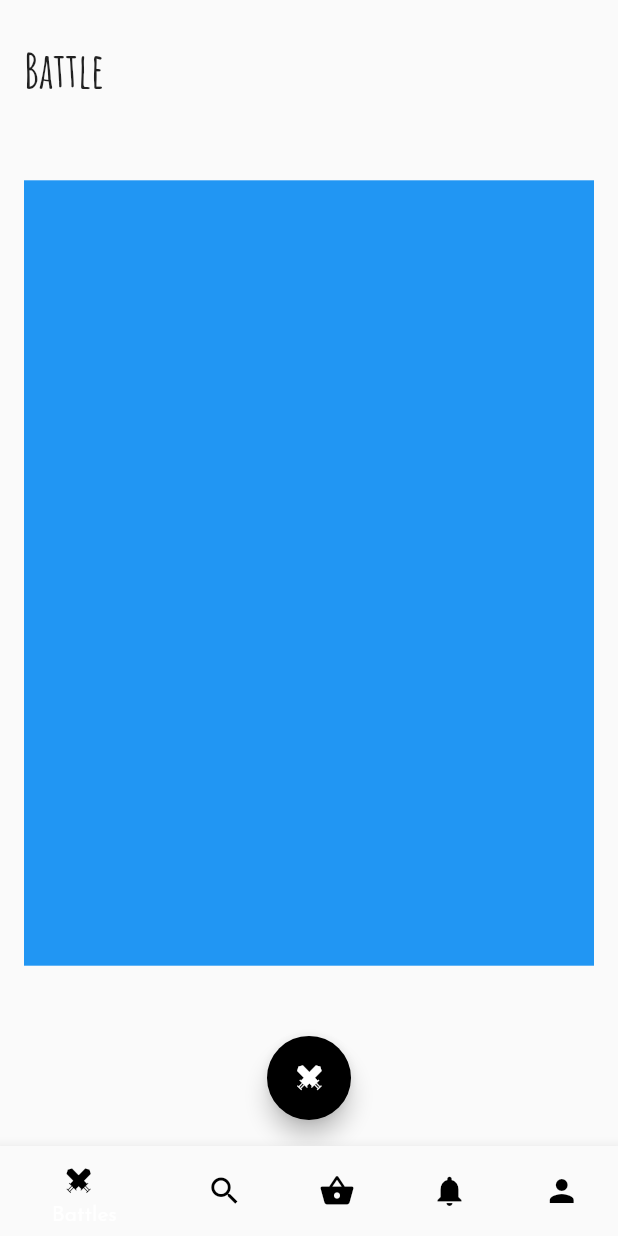
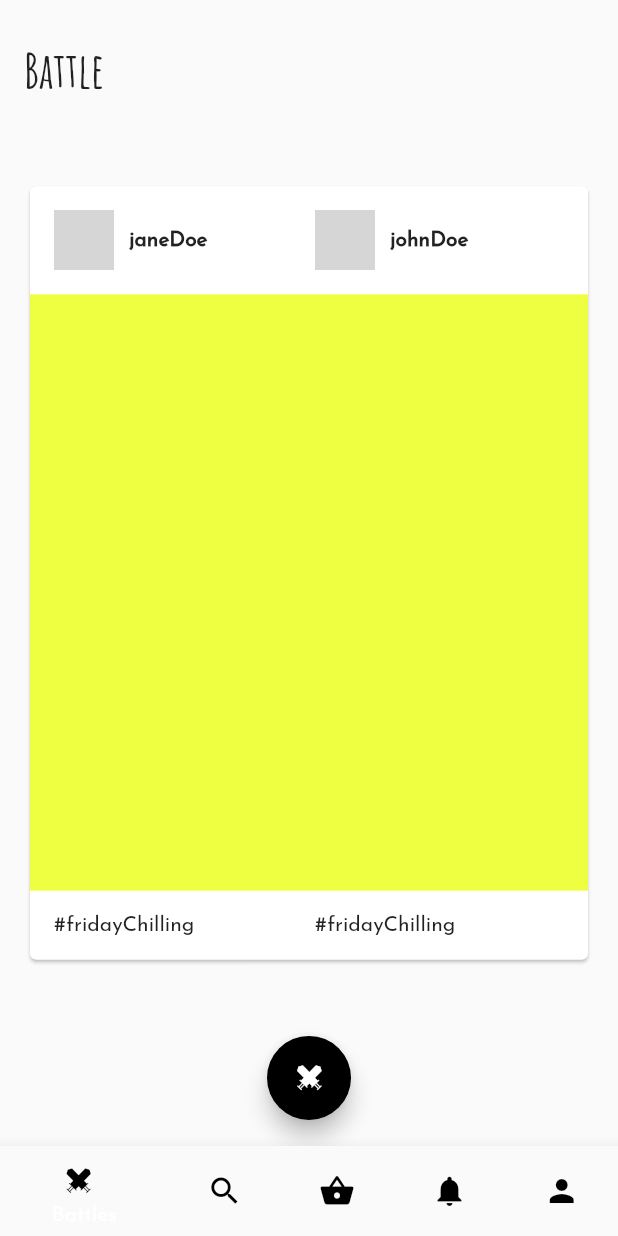
Before and after one commit to partnercloudsupport/outfit-battle-flutter, a Flutter app: the screen it shows after launch, on a phone screen of 412 x 824 dp. Run offline on Flutter 3.47's test engine with Material 2 defaults, Android fonts, the phone set to English and light mode, and no system bars; our stand-ins replace rxdart; network calls fail; grey boxes are pictures that could not be loaded.

Commit message:
change buildBattleBox widget from Container to Card widget

```diff
--- a/lib/src/ui/tabs/battles_tab.dart
+++ b/lib/src/ui/tabs/battles_tab.dart
@@ -56,10 +56,110 @@ class BattlesTab extends StatelessWidget {
   Expanded buildBattleBox() {
     return Expanded(
       flex: 14,
-      child: Container(
-        color: Colors.blue,
+      child: Card(
+        child: Column(
+              mainAxisAlignment: MainAxisAlignment.start,
+              mainAxisSize: MainAxisSize.min,
+              crossAxisAlignment: CrossAxisAlignment.stretch,
+              children: <Widget>[
+                buildUserIdentities(),
+                buildBattlePreviewLayout(),
+                buildHashtagsLayout(),
+              ],
+            ),
       ),
     );
+  }
+
+  Padding buildHashtagsLayout() {
+    return Padding(
+      padding: const EdgeInsets.fromLTRB(16.0, 16.0, 8.0, 16.0),
+      child: Row(
+        children: <Widget>[
+          Expanded(
+            flex: 1,
+            child:
+              Text("#fridayChilling"),
+              ),
+          Expanded(
+            flex: 1,
+            child:
+              Text("#fridayChilling"),
+              ),
+      ],
+    ),
+    );
+  }
+
+  Expanded buildBattlePreviewLayout() {
+    return Expanded(
+                flex: 1,
+                child: Center(
+                  child: (
+                    Container(color: Colors.limeAccent,)
+                  ),
+                ),
+              );
+  }
+
+  Padding buildUserIdentities() {
+    return Padding(
+                padding: const EdgeInsets.fromLTRB(16.0, 16.0, 8.0, 16.0),
+                child: Row(
+                  children: <Widget>[
+  new Expanded(
+    flex: 1,
+    child:
+                          Row(
+                          children: <Widget>[
+                            new Container(
+                              height: 40.0,
+                              width: 40.0,
+                              decoration: new BoxDecoration(
+                                shape: BoxShape.circle,
+                                image: new DecorationImage(
+                                    fit: BoxFit.fill,
+                                    image: new NetworkImage(
+                                        "https://pbs.twimg.com/profile_images/916384996092448768/PF1TSFOE_400x400.jpg")),
+                              ),
+                            ),
+                            new SizedBox(
+                              width: 10.0,
+                            ),
+                            new Text(
+                              "janeDoe",
+                              style: TextStyle(fontWeight: FontWeight.bold),
+                            ),
+                          ],
+                        ),),
+                         new Expanded(
+    flex: 1,
+    child:
+                          Row(
+                          children: <Widget>[
+                            new Container(
+                              height: 40.0,
+                              width: 40.0,
+                              decoration: new BoxDecoration(
+                                shape: BoxShape.circle,
+                                image: new DecorationImage(
+                                    fit: BoxFit.fill,
+                                    image: new NetworkImage(
+                                        "https://pbs.twimg.com/profile_images/916384996092448768/PF1TSFOE_400x400.jpg")),
+                              ),
+                            ),
+                            new SizedBox(
+                              width: 10.0,
+                            ),
+                            new Text(
+                              "johnDoe",
+                              style: TextStyle(fontWeight: FontWeight.bold),
+                            ),
+                          ],
+                        ),),
+],
+                ),
+              );
   }
 
   Expanded buildTitleBar() {
```
